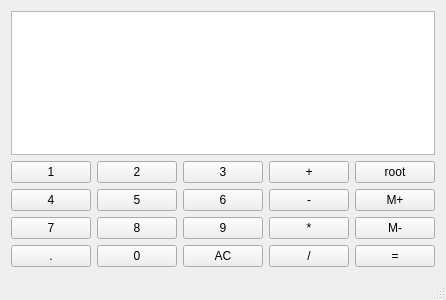
Before: the Qt Designer form kalkulator.ui in mufraswid/VCalculator, drawn with Qt 5.
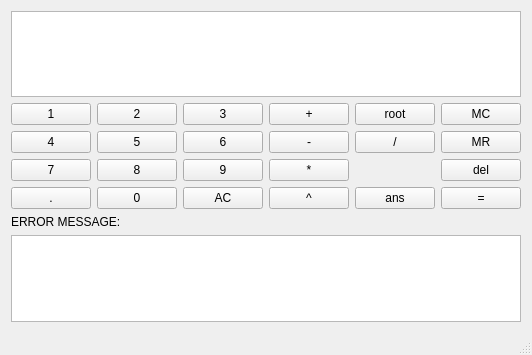
After: the same form once the commit is applied.

Patch:
```diff
--- a/kalkulator.ui
+++ b/kalkulator.ui
@@ -6,8 +6,8 @@
    <rect>
     <x>0</x>
     <y>0</y>
-    <width>442</width>
-    <height>300</height>
+    <width>456</width>
+    <height>355</height>
    </rect>
   </property>
   <property name="windowTitle">
@@ -15,7 +15,7 @@
   </property>
   <widget class="QWidget" name="centralWidget">
    <layout class="QGridLayout" name="gridLayout">
-    <item row="3" column="0">
+    <item row="4" column="0">
      <widget class="QPushButton" name="button7">
       <property name="sizePolicy">
        <sizepolicy hsizetype="Preferred" vsizetype="Preferred">
@@ -28,7 +28,7 @@
       </property>
      </widget>
     </item>
-    <item row="1" column="0">
+    <item row="2" column="0">
      <widget class="QPushButton" name="button1">
       <property name="sizePolicy">
        <sizepolicy hsizetype="Preferred" vsizetype="Preferred">
@@ -41,7 +41,7 @@
       </property>
      </widget>
     </item>
-    <item row="2" column="2">
+    <item row="3" column="2">
      <widget class="QPushButton" name="button6">
       <property name="sizePolicy">
        <sizepolicy hsizetype="Preferred" vsizetype="Preferred">
@@ -54,7 +54,7 @@
       </property>
      </widget>
     </item>
-    <item row="1" column="1">
+    <item row="2" column="1">
      <widget class="QPushButton" name="button2">
       <property name="sizePolicy">
        <sizepolicy hsizetype="Preferred" vsizetype="Preferred">
@@ -67,7 +67,7 @@
       </property>
      </widget>
     </item>
-    <item row="2" column="3">
+    <item row="3" column="3">
      <widget class="QPushButton" name="subbutton">
       <property name="sizePolicy">
        <sizepolicy hsizetype="Preferred" vsizetype="Preferred">
@@ -80,20 +80,7 @@
       </property>
      </widget>
     </item>
-    <item row="2" column="4">
-     <widget class="QPushButton" name="pushButton_10">
-      <property name="sizePolicy">
-       <sizepolicy hsizetype="Preferred" vsizetype="Preferred">
-        <horstretch>0</horstretch>
-        <verstretch>0</verstretch>
-       </sizepolicy>
-      </property>
-      <property name="text">
-       <string>M+</string>
-      </property>
-     </widget>
-    </item>
-    <item row="3" column="2">
+    <item row="4" column="2">
      <widget class="QPushButton" name="button9">
       <property name="sizePolicy">
        <sizepolicy hsizetype="Preferred" vsizetype="Preferred">
@@ -106,20 +93,7 @@
       </property>
      </widget>
     </item>
-    <item row="3" column="4">
-     <widget class="QPushButton" name="pushButton_15">
-      <property name="sizePolicy">
-       <sizepolicy hsizetype="Preferred" vsizetype="Preferred">
-        <horstretch>0</horstretch>
-        <verstretch>0</verstretch>
-       </sizepolicy>
-      </property>
-      <property name="text">
-       <string>M-</string>
-      </property>
-     </widget>
-    </item>
-    <item row="2" column="1">
+    <item row="3" column="1">
      <widget class="QPushButton" name="button5">
       <property name="sizePolicy">
        <sizepolicy hsizetype="Preferred" vsizetype="Preferred">
@@ -132,7 +106,7 @@
       </property>
      </widget>
     </item>
-    <item row="1" column="2">
+    <item row="2" column="2">
      <widget class="QPushButton" name="button3">
       <property name="sizePolicy">
        <sizepolicy hsizetype="Preferred" vsizetype="Preferred">
@@ -145,7 +119,7 @@
       </property>
      </widget>
     </item>
-    <item row="3" column="1">
+    <item row="4" column="1">
      <widget class="QPushButton" name="button8">
       <property name="sizePolicy">
        <sizepolicy hsizetype="Preferred" vsizetype="Preferred">
@@ -158,7 +132,7 @@
       </property>
      </widget>
     </item>
-    <item row="1" column="4">
+    <item row="2" column="4">
      <widget class="QPushButton" name="rootbutton">
       <property name="sizePolicy">
        <sizepolicy hsizetype="Preferred" vsizetype="Preferred">
@@ -171,7 +145,7 @@
       </property>
      </widget>
     </item>
-    <item row="2" column="0">
+    <item row="3" column="0">
      <widget class="QPushButton" name="button4">
       <property name="sizePolicy">
        <sizepolicy hsizetype="Preferred" vsizetype="Preferred">
@@ -184,7 +158,7 @@
       </property>
      </widget>
     </item>
-    <item row="1" column="3">
+    <item row="2" column="3">
      <widget class="QPushButton" name="addbutton">
       <property name="sizePolicy">
        <sizepolicy hsizetype="Preferred" vsizetype="Preferred">
@@ -197,7 +171,7 @@
       </property>
      </widget>
     </item>
-    <item row="3" column="3">
+    <item row="4" column="3">
      <widget class="QPushButton" name="mulbutton">
       <property name="sizePolicy">
        <sizepolicy hsizetype="Preferred" vsizetype="Preferred">
@@ -210,7 +184,7 @@
       </property>
      </widget>
     </item>
-    <item row="4" column="1">
+    <item row="5" column="1">
      <widget class="QPushButton" name="button0">
       <property name="sizePolicy">
        <sizepolicy hsizetype="Preferred" vsizetype="Preferred">
@@ -223,33 +197,7 @@
       </property>
      </widget>
     </item>
-    <item row="4" column="3">
-     <widget class="QPushButton" name="divbutton">
-      <property name="sizePolicy">
-       <sizepolicy hsizetype="Preferred" vsizetype="Preferred">
-        <horstretch>0</horstretch>
-        <verstretch>0</verstretch>
-       </sizepolicy>
-      </property>
-      <property name="text">
-       <string>/</string>
-      </property>
-     </widget>
-    </item>
-    <item row="4" column="4">
-     <widget class="QPushButton" name="eqbutton">
-      <property name="sizePolicy">
-       <sizepolicy hsizetype="Preferred" vsizetype="Preferred">
-        <horstretch>0</horstretch>
-        <verstretch>0</verstretch>
-       </sizepolicy>
-      </property>
-      <property name="text">
-       <string>=</string>
-      </property>
-     </widget>
-    </item>
-    <item row="4" column="2">
+    <item row="5" column="2">
      <widget class="QPushButton" name="acbutton">
       <property name="sizePolicy">
        <sizepolicy hsizetype="Preferred" vsizetype="Preferred">
@@ -262,7 +210,7 @@
       </property>
      </widget>
     </item>
-    <item row="4" column="0">
+    <item row="5" column="0">
      <widget class="QPushButton" name="dotbutton">
       <property name="sizePolicy">
        <sizepolicy hsizetype="Preferred" vsizetype="Preferred">
@@ -275,9 +223,99 @@
       </property>
      </widget>
     </item>
-    <item row="0" column="0" colspan="5">
+    <item row="6" column="0" colspan="2">
+     <widget class="QLabel" name="label">
+      <property name="text">
+       <string>ERROR MESSAGE:</string>
+      </property>
+     </widget>
+    </item>
+    <item row="2" column="5">
+     <widget class="QPushButton" name="mcbutton">
+      <property name="sizePolicy">
+       <sizepolicy hsizetype="Preferred" vsizetype="Preferred">
+        <horstretch>0</horstretch>
+        <verstretch>0</verstretch>
+       </sizepolicy>
+      </property>
+      <property name="text">
+       <string>MC</string>
+      </property>
+     </widget>
+    </item>
+    <item row="3" column="5">
+     <widget class="QPushButton" name="mrbutton">
+      <property name="sizePolicy">
+       <sizepolicy hsizetype="Preferred" vsizetype="Preferred">
+        <horstretch>0</horstretch>
+        <verstretch>0</verstretch>
+       </sizepolicy>
+      </property>
+      <property name="text">
+       <string>MR</string>
+      </property>
+     </widget>
+    </item>
+    <item row="3" column="4">
+     <widget class="QPushButton" name="divbutton">
+      <property name="sizePolicy">
+       <sizepolicy hsizetype="Preferred" vsizetype="Preferred">
+        <horstretch>0</horstretch>
+        <verstretch>0</verstretch>
+       </sizepolicy>
+      </property>
+      <property name="text">
+       <string>/</string>
+      </property>
+     </widget>
+    </item>
+    <item row="0" column="0" colspan="6">
      <widget class="QTextEdit" name="display"/>
     </item>
+    <item row="7" column="0" colspan="6">
+     <widget class="QTextEdit" name="errordisplay">
+      <property name="sizePolicy">
+       <sizepolicy hsizetype="Expanding" vsizetype="Preferred">
+        <horstretch>0</horstretch>
+        <verstretch>0</verstretch>
+       </sizepolicy>
+      </property>
+     </widget>
+    </item>
+    <item row="4" column="5">
+     <widget class="QPushButton" name="delbutton">
+      <property name="text">
+       <string>del</string>
+      </property>
+     </widget>
+    </item>
+    <item row="5" column="5">
+     <widget class="QPushButton" name="eqbutton">
+      <property name="sizePolicy">
+       <sizepolicy hsizetype="Preferred" vsizetype="Preferred">
+        <horstretch>0</horstretch>
+        <verstretch>0</verstretch>
+       </sizepolicy>
+      </property>
+      <property name="text">
+       <string>=</string>
+      </property>
+     </widget>
+    </item>
+    <item row="5" column="4">
+     <widget class="QPushButton" name="ansbutton">
+      <property name="text">
+       <string>ans</string>
+      </property>
+     </widget>
+    </item>
+    <item row="5" column="3">
+     <widget class="QPushButton" name="powbutton">
+      <property name="text">
+       <string>^</string>
+      </property>
+     </widget>
+    </item>
    </layout>
   </widget>
   <widget class="QMenuBar" name="menuBar">
```
Left out of the diff: 2 changed lines with no effect on the pictures.
